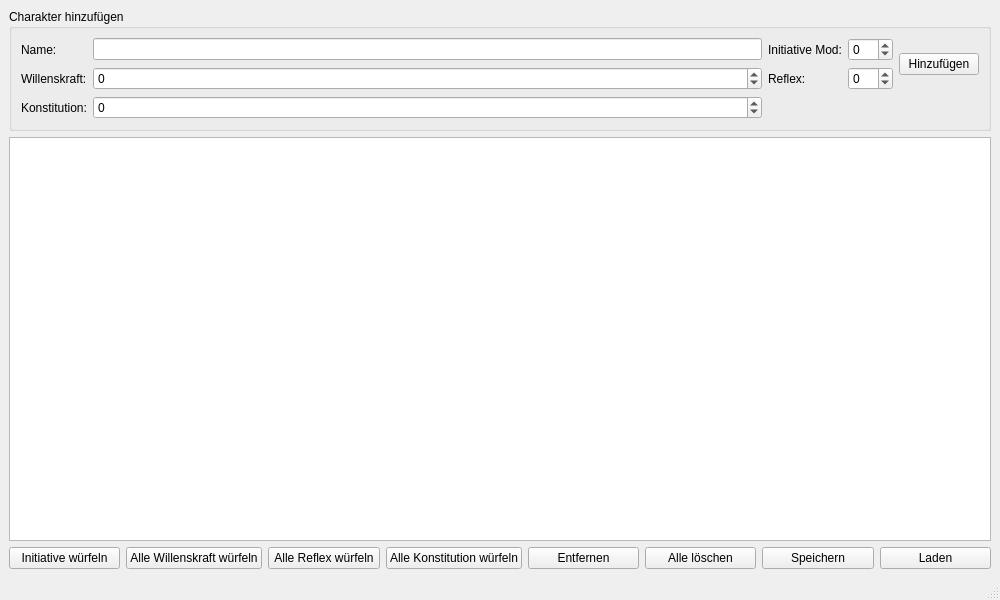
LutzHauschild/D-D-Helper, file src/mainwindow.ui: the form before one commit.
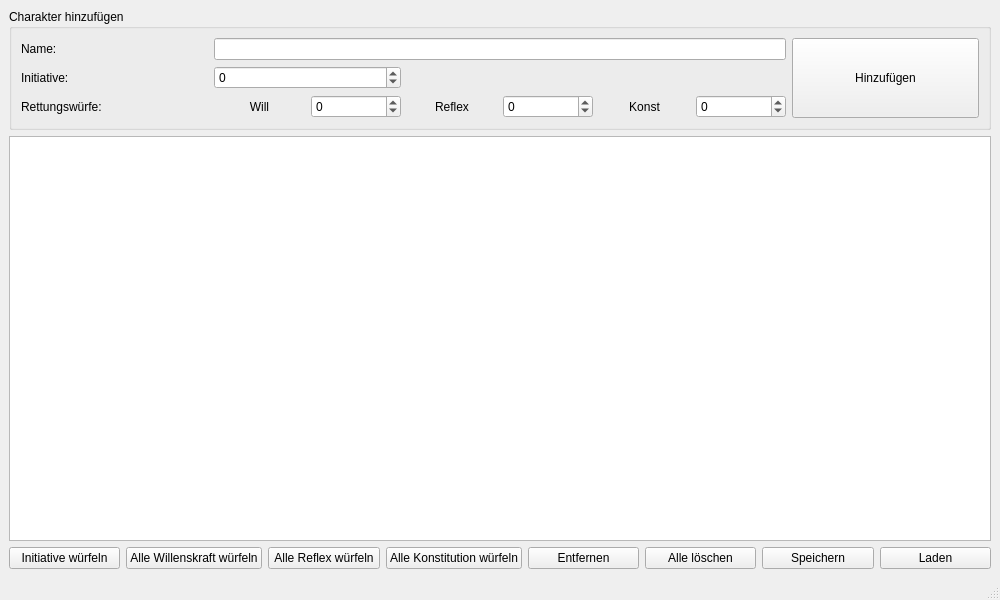
The form after the commit.

Commit message: rettungswürfe + tests

The edit to the form file:
```diff
--- a/src/mainwindow.ui
+++ b/src/mainwindow.ui
@@ -28,42 +28,72 @@
          </property>
         </widget>
        </item>
-       <item row="0" column="1">
+       <item row="0" column="1" colspan="3">
         <widget class="QLineEdit" name="nameLineEdit"/>
        </item>
-       <item row="0" column="2">
-        <widget class="QLabel" name="initiativeLabel">
-         <property name="text">
-          <string>Initiative Mod:</string>
-         </property>
-        </widget>
-       </item>
-       <item row="0" column="3">
-        <widget class="QSpinBox" name="initiativeSpinBox">
-         <property name="minimum">
-          <number>-20</number>
-         </property>
-         <property name="maximum">
-          <number>20</number>
-         </property>
-        </widget>
-       </item>
-       <item row="0" column="4" rowspan="2">
+       <item row="0" column="4" rowspan="3">
         <widget class="QPushButton" name="addButton">
+         <property name="sizePolicy">
+          <sizepolicy hsizetype="Minimum" vsizetype="Expanding">
+           <horstretch>0</horstretch>
+           <verstretch>0</verstretch>
+          </sizepolicy>
+         </property>
          <property name="text">
           <string>Hinzufügen</string>
          </property>
         </widget>
        </item>
        <item row="1" column="0">
-        <widget class="QLabel" name="willLabel">
+        <widget class="QLabel" name="initiativeLabel">
          <property name="text">
-          <string>Willenskraft:</string>
+          <string>Initiative:</string>
          </property>
         </widget>
        </item>
        <item row="1" column="1">
+        <widget class="QSpinBox" name="initiativeSpinBox">
+         <property name="minimumSize">
+          <size>
+           <width>80</width>
+           <height>0</height>
+          </size>
+         </property>
+         <property name="minimum">
+          <number>-20</number>
+         </property>
+         <property name="maximum">
+          <number>20</number>
+         </property>
+        </widget>
+       </item>
+       <item row="2" column="0">
+        <widget class="QLabel" name="savesLabel">
+         <property name="text">
+          <string>Rettungswürfe:</string>
+         </property>
+        </widget>
+       </item>
+       <item row="2" column="1">
+        <layout class="QHBoxLayout" name="savesLayout">
+         <item>
+          <widget class="QLabel" name="willLabel">
+           <property name="text">
+            <string>Will</string>
+           </property>
+           <property name="alignment">
+            <set>Qt::AlignCenter</set>
+           </property>
+          </widget>
+         </item>
+         <item>
         <widget class="QSpinBox" name="willSpinBox">
+           <property name="minimumSize">
+            <size>
+             <width>60</width>
+             <height>0</height>
+            </size>
+           </property>
          <property name="minimum">
           <number>-20</number>
          </property>
@@ -72,15 +102,28 @@
          </property>
         </widget>
        </item>
-       <item row="1" column="2">
+        </layout>
+       </item>
+       <item row="2" column="2">
+        <layout class="QHBoxLayout" name="reflexLayout">
+         <item>
         <widget class="QLabel" name="reflexLabel">
          <property name="text">
-          <string>Reflex:</string>
+            <string>Reflex</string>
+           </property>
+           <property name="alignment">
+            <set>Qt::AlignCenter</set>
          </property>
         </widget>
        </item>
-       <item row="1" column="3">
+         <item>
         <widget class="QSpinBox" name="reflexSpinBox">
+           <property name="minimumSize">
+            <size>
+             <width>60</width>
+             <height>0</height>
+            </size>
+           </property>
          <property name="minimum">
           <number>-20</number>
          </property>
@@ -89,15 +132,28 @@
          </property>
         </widget>
        </item>
-       <item row="2" column="0">
+        </layout>
+       </item>
+       <item row="2" column="3">
+        <layout class="QHBoxLayout" name="fortitudeLayout">
+         <item>
         <widget class="QLabel" name="fortitudeLabel">
          <property name="text">
-          <string>Konstitution:</string>
+            <string>Konst</string>
+           </property>
+           <property name="alignment">
+            <set>Qt::AlignCenter</set>
          </property>
         </widget>
        </item>
-       <item row="2" column="1">
+         <item>
         <widget class="QSpinBox" name="fortitudeSpinBox">
+           <property name="minimumSize">
+            <size>
+             <width>60</width>
+             <height>0</height>
+            </size>
+           </property>
          <property name="minimum">
           <number>-20</number>
          </property>
@@ -105,6 +161,8 @@
           <number>20</number>
          </property>
         </widget>
+         </item>
+        </layout>
        </item>
       </layout>
      </widget>
```
Lines whose indentation alone changed are shown as unchanged. The commit also changes 2 other files.
